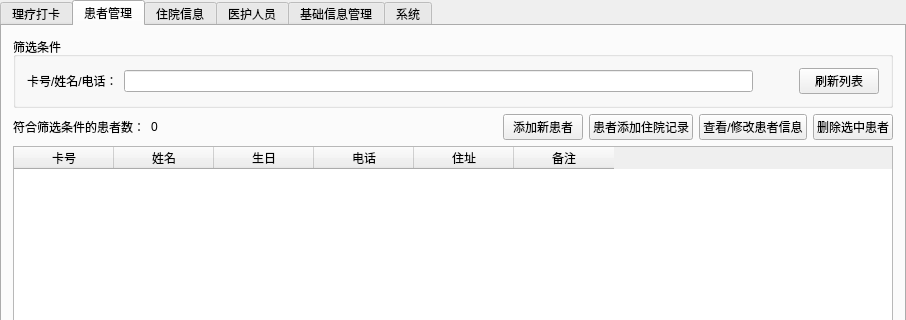
Old version of the form PhysioMgr/MainWindow.ui in the repository yuylong/PhysioMgr; both pictures show x 0 to 906 and y 0 to 320 of the 906 by 529 pixel window.
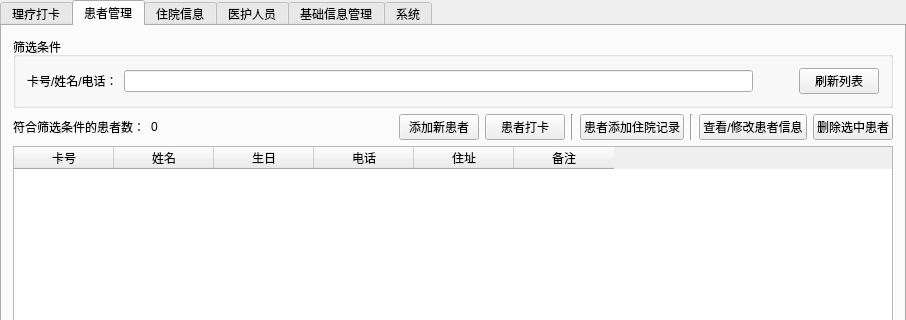
New version of the form. The open tabs and pages were chosen to show the change.

Commit message: Add a physio log button at patient tab page.

Patch:
```diff
--- a/PhysioMgr/MainWindow.ui
+++ b/PhysioMgr/MainWindow.ui
@@ -242,7 +242,7 @@
          </widget>
         </item>
         <item>
-         <layout class="QHBoxLayout" name="horizontalLayout_9" stretch="0,0,1,0,0,0,0">
+         <layout class="QHBoxLayout" name="horizontalLayout_9" stretch="0,0,1,0,0,0,0,0,0,0">
           <item>
            <widget class="QLabel" name="label_6">
             <property name="text">
@@ -277,6 +277,20 @@
             </property>
            </widget>
           </item>
+          <item>
+           <widget class="QPushButton" name="pbPatientPsLog">
+            <property name="text">
+             <string>患者打卡</string>
+            </property>
+           </widget>
+          </item>
+          <item>
+           <widget class="Line" name="line_3">
+            <property name="orientation">
+             <enum>Qt::Vertical</enum>
+            </property>
+           </widget>
+          </item>
           <item>
            <widget class="QPushButton" name="pbPatientHospiAdd">
             <property name="text">
@@ -284,6 +298,13 @@
             </property>
            </widget>
           </item>
+          <item>
+           <widget class="Line" name="line_4">
+            <property name="orientation">
+             <enum>Qt::Vertical</enum>
+            </property>
+           </widget>
+          </item>
           <item>
            <widget class="QPushButton" name="pbPatientUdp">
             <property name="text">
```
Left out of the diff: 3 changed lines with no effect on the pictures. The commit also changes 2 other files.
